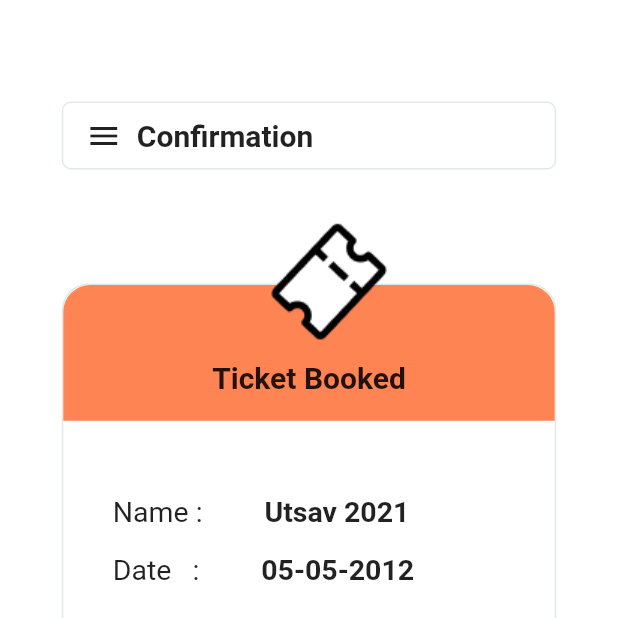
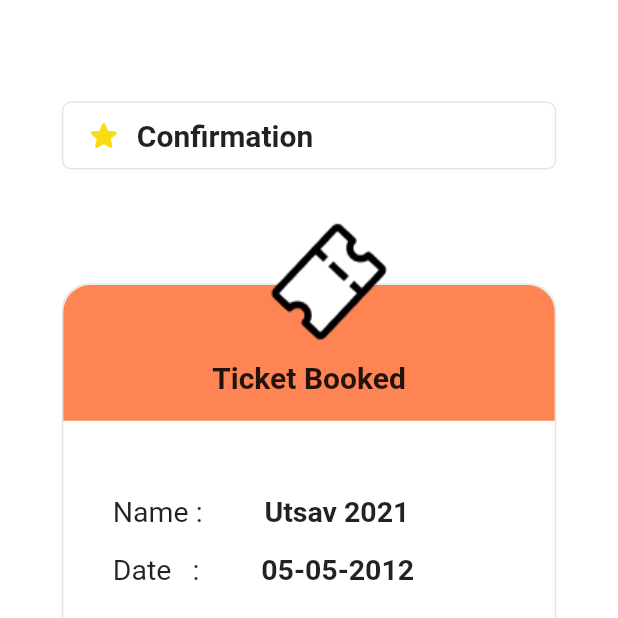
Before and after one commit to TinkerHub-CEC/Shelf, a Flutter app: the ConfirmationScreen screen opened directly, on a phone screen of 412 x 824 dp, the top half of it. Run offline on Flutter 3.47's test engine with Material 2 defaults, Android fonts, the phone set to English and light mode, and no system bars; our stand-ins replace carousel_slider, device_preview, image_picker, jwt_decoder, shared_preferences, step_progress_indicator; accounts and stored records are empty.

Commit message:
Conflicts managed and connection corrected ️‍🔥

```diff
--- a/lib/Screens/ConfirmationPage/components/body.dart
+++ b/lib/Screens/ConfirmationPage/components/body.dart
@@ -1,7 +1,10 @@
 import 'package:flutter/material.dart';
+import 'package:shelf/components/custom_menu_bar.dart';
 
 class Body extends StatelessWidget {
-  const Body({Key? key}) : super(key: key);
+  const Body({
+    Key? key,
+  }) : super(key: key);
 
   @override
   Widget build(BuildContext context) {
@@ -11,42 +14,7 @@ class Body extends StatelessWidget {
         mainAxisAlignment: MainAxisAlignment.start,
         children: <Widget>[
           SizedBox(height: size.height * 0.07),
-          Center(
-            child: Container(
-              margin: EdgeInsets.symmetric(
-                vertical: 10,
-              ),
-              padding: EdgeInsets.symmetric(
-                vertical: 10,
-                horizontal: 5,
-              ),
-              height: size.height * 0.055,
-              width: size.width * 0.8,
-              decoration: BoxDecoration(
-                border: Border.all(color: Color(0xffE1E8E8)),
-                color: Colors.white,
-                borderRadius: BorderRadius.circular(6),
-              ),
-
-              // borderRadius: BorderRadius.circular(32),
-              child: Row(
-                children: [
-                  Container(
-                      margin: EdgeInsets.symmetric(
-                        horizontal: 10,
-                      ),
-                      child: Icon(Icons.menu)),
-                  Text(
-                    "Confirmation",
-                    style: TextStyle(
-                      fontWeight: FontWeight.bold,
-                      fontSize: 20,
-                    ),
-                  ),
-                ],
-              ),
-            ),
-          ),
+          CustomMenuBar(text: "Confirmation"),
           Stack(
             children: [
               Container(
--- a/lib/Screens/ConfirmationPage/confirmation_screen.dart
+++ b/lib/Screens/ConfirmationPage/confirmation_screen.dart
@@ -2,7 +2,9 @@ import 'package:flutter/material.dart';
 import 'package:shelf/Screens/ConfirmationPage/components/body.dart';
 
 class ConfirmationScreen extends StatelessWidget {
-  const ConfirmationScreen({Key? key}) : super(key: key);
+  const ConfirmationScreen({
+    Key? key,
+  }) : super(key: key);
 
   @override
   Widget build(BuildContext context) {
--- a/lib/Screens/EventsDetailsPage/event_screen.dart
+++ b/lib/Screens/EventsDetailsPage/event_screen.dart
@@ -1,5 +1,5 @@
 import 'package:shared_preferences/shared_preferences.dart';
-import 'package:shelf/Screens/EventsPage/components/body.dart';
+import 'package:shelf/Screens/EventsDetailsPage/components/body.dart';
 import 'package:flutter/material.dart';
 import 'package:shelf/Screens/Login/login_screen.dart';
 
--- a/lib/Screens/Home/homepage.dart
+++ b/lib/Screens/Home/homepage.dart
@@ -6,6 +6,7 @@ import 'package:shelf/Screens/EventsDetailsPage/event_screen.dart';
 import 'package:shelf/Screens/Home/components/body.dart';
 import 'package:flutter/material.dart';
 import 'package:shelf/Screens/Login/login_screen.dart';
+import 'package:shelf/Screens/RegisteredEventsPage/registered_events.dart';
 import 'package:shelf/providers/is_user_admin.dart';
 
 import '../ProfilePage/ProfilePage.dart';
@@ -19,7 +20,6 @@ class _HomepageState extends State<Homepage> with TickerProviderStateMixin {
   late TabController _tabController;
   late TabController _admintabController;
   late SharedPreferences sharedPreferences;
-
 
   @override
   void initState() {
@@ -61,7 +61,7 @@ class _HomepageState extends State<Homepage> with TickerProviderStateMixin {
                 body: TabBarView(
                   children: <Widget>[
                     Body(),
-                    //EventScreen(),
+                    RegisteredEventsPage(),
                     ProfilePage(),
                   ],
                   physics: NeverScrollableScrollPhysics(),
```
Also changed, not shown: lib/Screens/EventsDetailsPage/components/body.dart (+41 -32 lines), lib/Screens/EventsPage/components/body.dart (deleted, +0 -244 lines), lib/Screens/RegisteredEventsPage/components/body.dart (added, +16 -0 lines), lib/Screens/RegisteredEventsPage/registered_events.dart (added, +11 -0 lines), lib/Screens/VerifyAttendance/verify_attendance.dart (+2 -43 lines).
